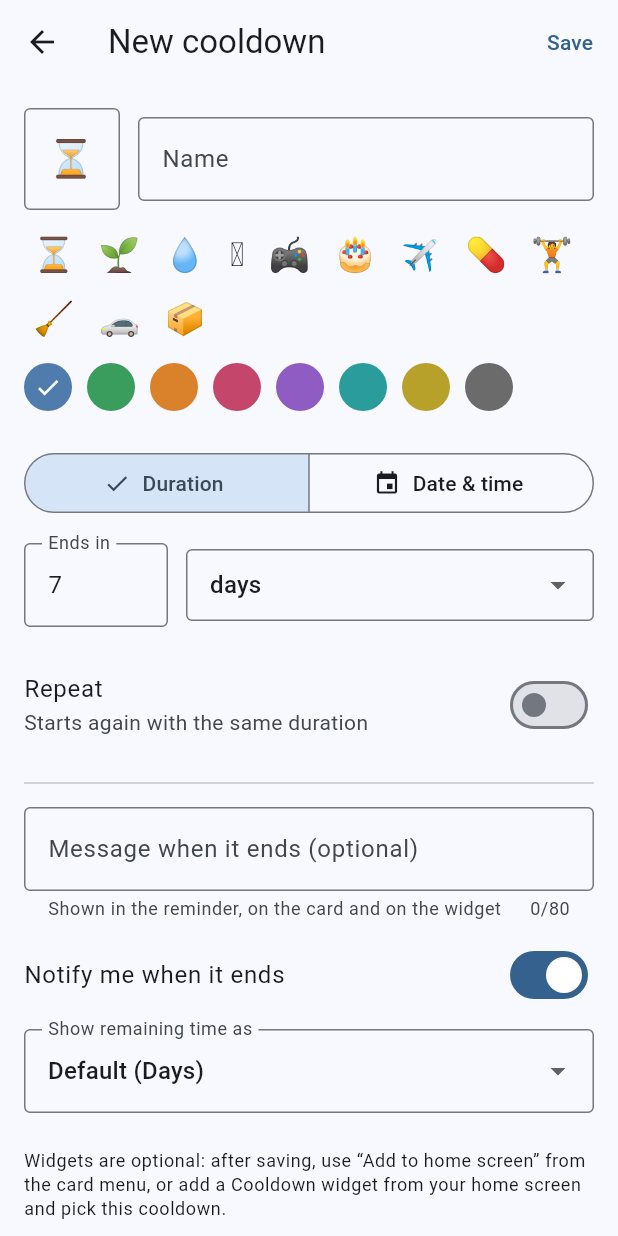
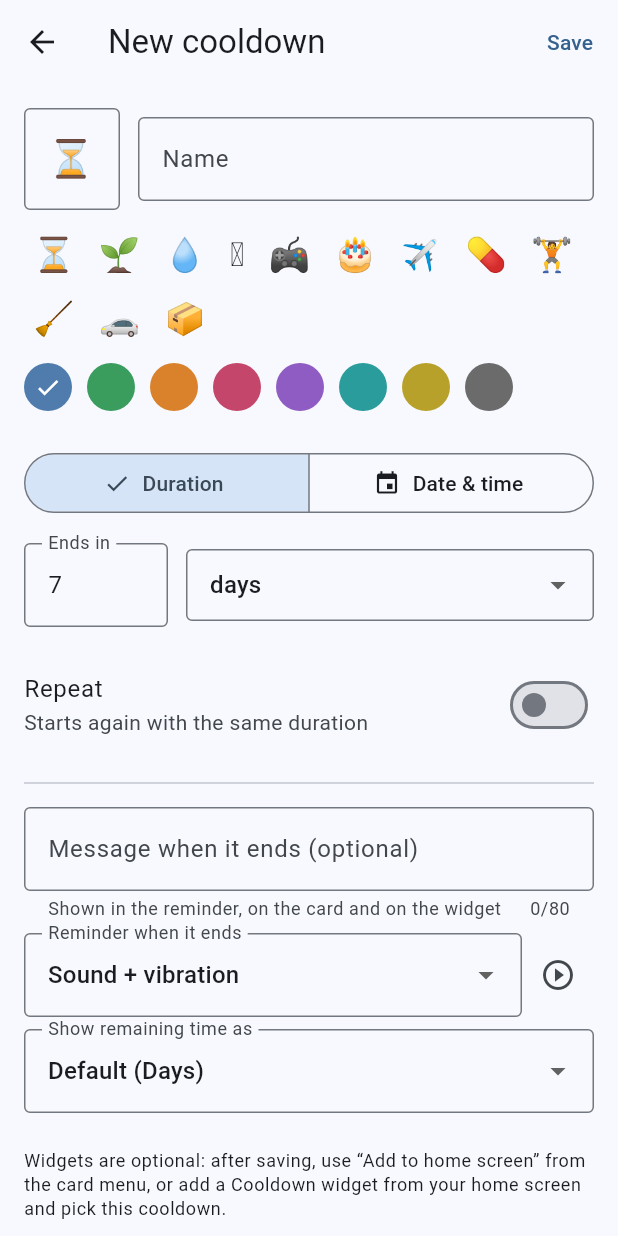
Before and after one commit to Berkan4/Cooldown, a Flutter app: the screen it shows after launch, after a tap on "New cooldown", on a phone screen of 412 x 824 dp. Run offline on Flutter 3.47's test engine with Material 3 defaults, Android fonts, the phone set to English and light mode, and no system bars; our stand-ins replace flutter_local_notifications, flutter_timezone, timezone; missing offline and left inert: home_widget; statements that could not run were skipped.

Commit message:
Let each cooldown choose how its reminder alerts
The "Notify me when it ends" switch becomes a "Reminder when it ends"
choice: Off, Silent, Vibrate, Sound, or Sound + vibration, with a button
that shows a test reminder right away.

Android fixes sound and vibration per notification channel once it has
been created, so each mode gets its own channel. Sound + vibration keeps
the original "cooldown_end" channel, and existing cooldowns (no "alert"
key in their JSON) default to it, so nothing changes for them. On iOS the
choice maps to sound on/off, since iOS ties vibration to sound.

Also adds the VIBRATE permission for vibrating reminders on Android 7 and
older, and tints reminders with the app colour.

Co-Authored-By: Claude Opus 5.5 <noreply@anthropic.com>
Claude-Session: https://claude.ai/code/session_01TMDTHv6HEyGdTNWCXpsE3A

```diff
--- a/lib/models/cooldown.dart
+++ b/lib/models/cooldown.dart
@@ -35,6 +35,24 @@ enum RepeatUnit {
       RepeatUnit.values.firstWhere((u) => u.key == key, orElse: () => RepeatUnit.days);
 }
 
+/// How the end-of-cooldown reminder gets your attention.
+enum AlertMode {
+  silent('silent', 'Silent'),
+  vibrate('vibrate', 'Vibrate'),
+  sound('sound', 'Sound'),
+  soundAndVibrate('soundVibrate', 'Sound + vibration');
+
+  const AlertMode(this.key, this.label);
+  final String key;
+  final String label;
+
+  bool get playsSound => this == sound || this == soundAndVibrate;
+  bool get vibrates => this == vibrate || this == soundAndVibrate;
+
+  static AlertMode fromKey(String? key) =>
+      AlertMode.values.firstWhere((m) => m.key == key, orElse: () => AlertMode.soundAndVibrate);
+}
+
 class Cooldown {
   Cooldown({
     required this.id,
@@ -50,6 +68,7 @@ class Cooldown {
     required this.notify,
     this.display,
     this.finishText = '',
+    this.alert = AlertMode.soundAndVibrate,
   });
 
   final String id;
@@ -76,6 +95,9 @@ class Cooldown {
   /// If false it rolls over to the next occurrence automatically.
   bool waitForDone;
   bool notify;
+
+  /// Only used when [notify] is on.
+  AlertMode alert;
 
   /// null = use the app-wide default.
   DisplayFormat? display;
@@ -172,6 +194,7 @@ class Cooldown {
         'notify': notify,
         'display': display?.key ?? 'default',
         'finishText': finishText,
+        'alert': alert.key,
       };
 
   factory Cooldown.fromJson(Map<String, dynamic> j) => Cooldown(
@@ -190,6 +213,7 @@ class Cooldown {
             ? null
             : DisplayFormat.fromKey(j['display'] as String),
         finishText: j['finishText'] as String? ?? '',
+        alert: AlertMode.fromKey(j['alert'] as String?),
       );
 
   static String encodeList(List<Cooldown> list) => jsonEncode(list.map((c) => c.toJson()).toList());
--- a/lib/screens/edit_screen.dart
+++ b/lib/screens/edit_screen.dart
@@ -48,6 +48,7 @@ class _EditScreenState extends State<EditScreen> {
   late RepeatUnit _repUnit;
   late bool _waitForDone;
   late bool _notify;
+  late AlertMode _alert;
   DisplayFormat? _display;
 
   bool get _isNew => widget.existing == null;
@@ -70,6 +71,7 @@ class _EditScreenState extends State<EditScreen> {
     _repUnit = _base.repeatUnit;
     _waitForDone = _base.waitForDone;
     _notify = _base.notify;
+    _alert = _base.alert;
     _display = _base.display;
   }
 
@@ -154,6 +156,7 @@ class _EditScreenState extends State<EditScreen> {
       notify: _notify,
       display: _display,
       finishText: _finishText.text.trim(),
+      alert: _alert,
     );
     await widget.store.upsert(saved);
     if (mounted) Navigator.of(context).pop();
@@ -318,11 +321,35 @@ class _EditScreenState extends State<EditScreen> {
             ),
           ),
           const SizedBox(height: 8),
-          SwitchListTile(
-            contentPadding: EdgeInsets.zero,
-            title: const Text('Notify me when it ends'),
-            value: _notify,
-            onChanged: (v) => setState(() => _notify = v),
+          Row(
+            children: [
+              Expanded(
+                child: DropdownButtonFormField<AlertMode?>(
+                  initialValue: _notify ? _alert : null,
+                  isExpanded: true,
+                  decoration: const InputDecoration(labelText: 'Reminder when it ends', border: OutlineInputBorder()),
+                  items: [
+                    const DropdownMenuItem(value: null, child: Text('Off')),
+                    for (final m in AlertMode.values)
+                      DropdownMenuItem(value: m, child: Text(m.label)),
+                  ],
+                  onChanged: (m) => setState(() {
+                    _notify = m != null;
+                    if (m != null) _alert = m;
+                  }),
+                ),
+              ),
+              IconButton(
+                tooltip: 'Try it',
+                icon: const Icon(Icons.play_circle_outline),
+                onPressed: _notify
+                    ? () async {
+                        await widget.notifications.requestPermission();
+                        await widget.notifications.preview(_alert);
+                      }
+                    : null,
+              ),
+            ],
           ),
           const SizedBox(height: 8),
           DropdownButtonFormField<DisplayFormat?>(
--- a/lib/screens/home_screen.dart
+++ b/lib/screens/home_screen.dart
@@ -184,7 +184,7 @@ class _CooldownCard extends StatelessWidget {
                       children: [
                         Text(c.name, style: theme.textTheme.titleMedium, overflow: TextOverflow.ellipsis),
                         Text(
-                          '${describeRepeat(c)}${c.notify ? '' : ' · silent'}',
+                          '${describeRepeat(c)}${_alertSuffix(c)}',
                           style: theme.textTheme.bodySmall,
                         ),
                       ],
@@ -260,6 +260,12 @@ class _CooldownCard extends StatelessWidget {
     );
   }
 
+  static String _alertSuffix(Cooldown c) {
+    if (!c.notify) return ' · no reminder';
+    if (c.alert == AlertMode.soundAndVibrate) return '';
+    return ' · ${c.alert.label.toLowerCase()}';
+  }
+
   static String _fmtDate(DateTime d) => DateFormat('EEE, d MMM yyyy · HH:mm').format(d);
 }
 
```
Also changed, not shown: lib/services/notifications.dart (+34 -10 lines), 3 other files.
